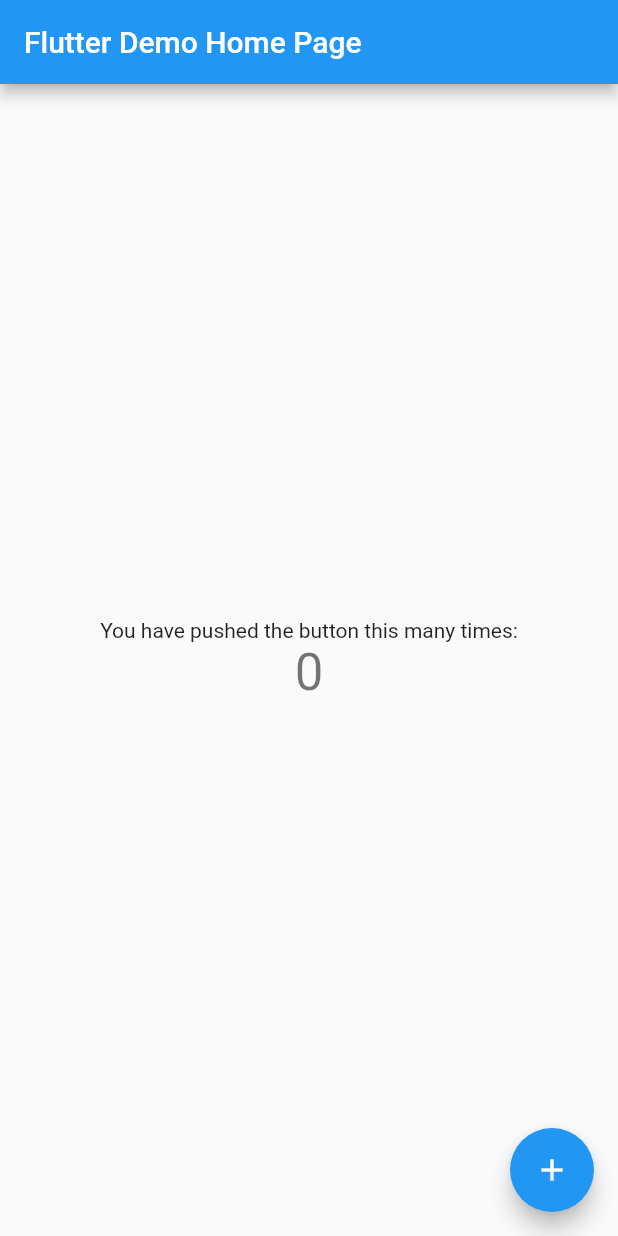
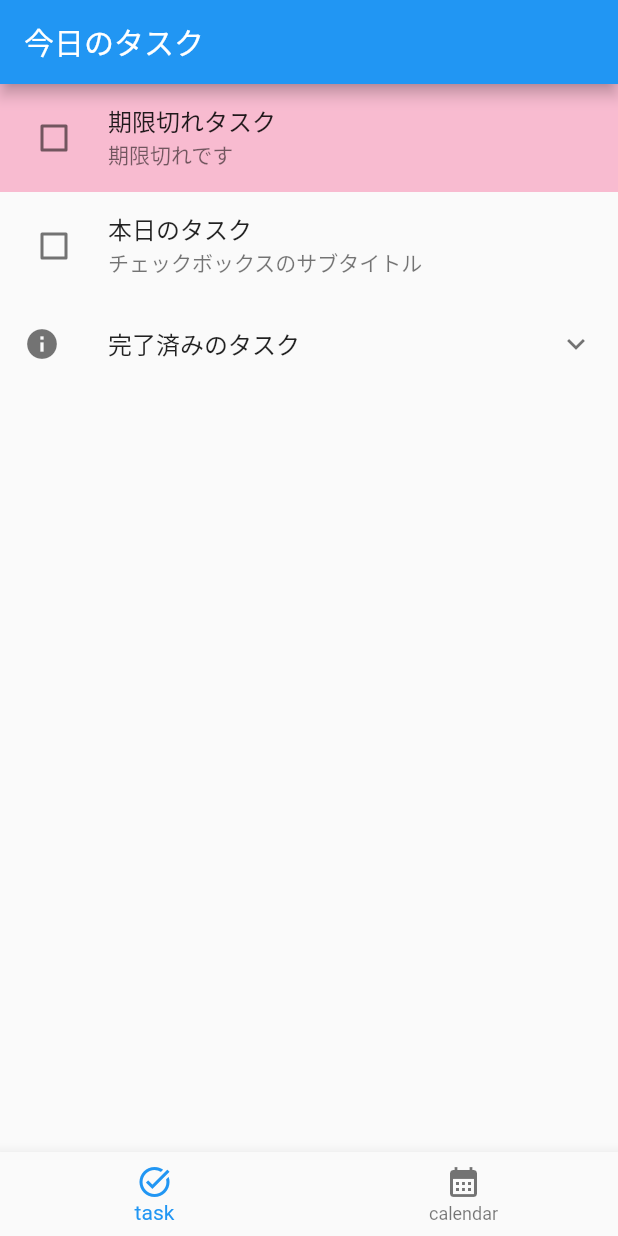
Before and after one commit to shoto-hatayama/todo_app, a Flutter app: the screen it shows after launch, on a phone screen of 412 x 824 dp. Run offline on Flutter 3.47's test engine with Material 2 defaults, Android fonts, the phone set to English and light mode, and no system bars.

Commit message:
【ホーム画面】 ・TODOのデザイン作成

```diff
--- a/lib/main.dart
+++ b/lib/main.dart
@@ -7,39 +7,20 @@
 class MyApp extends StatelessWidget {
   const MyApp({Key? key}) : super(key: key);
 
-  // This widget is the root of your application.
   @override
   Widget build(BuildContext context) {
     return MaterialApp(
       title: 'Flutter Demo',
       theme: ThemeData(
-        // This is the theme of your application.
-        //
-        // Try running your application with "flutter run". You'll see the
-        // application has a blue toolbar. Then, without quitting the app, try
-        // changing the primarySwatch below to Colors.green and then invoke
-        // "hot reload" (press "r" in the console where you ran "flutter run",
-        // or simply save your changes to "hot reload" in a Flutter IDE).
-        // Notice that the counter didn't reset back to zero; the application
-        // is not restarted.
         primarySwatch: Colors.blue,
       ),
-      home: const MyHomePage(title: 'Flutter Demo Home Page'),
+      home: const MyHomePage(title: '今日のタスク'),
     );
   }
 }
 
 class MyHomePage extends StatefulWidget {
   const MyHomePage({Key? key, required this.title}) : super(key: key);
-
-  // This widget is the home page of your application. It is stateful, meaning
-  // that it has a State object (defined below) that contains fields that affect
-  // how it looks.
-
-  // This class is the configuration for the state. It holds the values (in this
-  // case the title) provided by the parent (in this case the App widget) and
-  // used by the build method of the State. Fields in a Widget subclass are
-  // always marked "final".
 
   final String title;
 
@@ -48,69 +29,96 @@
 }
 
 class _MyHomePageState extends State<MyHomePage> {
-  int _counter = 0;
 
-  void _incrementCounter() {
+  bool isChecked = false;
+  int  _selectedIndex = 0;
+
+  void _handleCheckbox(value) {
     setState(() {
-      // This call to setState tells the Flutter framework that something has
-      // changed in this State, which causes it to rerun the build method below
-      // so that the display can reflect the updated values. If we changed
-      // _counter without calling setState(), then the build method would not be
-      // called again, and so nothing would appear to happen.
-      _counter++;
+      isChecked = value;
     });
+  }
+  void _onItemTapped(int value){
+    setState((){
+      _selectedIndex = value;
+  });
   }
 
   @override
   Widget build(BuildContext context) {
-    // This method is rerun every time setState is called, for instance as done
-    // by the _incrementCounter method above.
-    //
-    // The Flutter framework has been optimized to make rerunning build methods
-    // fast, so that you can just rebuild anything that needs updating rather
-    // than having to individually change instances of widgets.
+
     return Scaffold(
       appBar: AppBar(
-        // Here we take the value from the MyHomePage object that was created by
-        // the App.build method, and use it to set our appbar title.
         title: Text(widget.title),
       ),
-      body: Center(
-        // Center is a layout widget. It takes a single child and positions it
-        // in the middle of the parent.
-        child: Column(
-          // Column is also a layout widget. It takes a list of children and
-          // arranges them vertically. By default, it sizes itself to fit its
-          // children horizontally, and tries to be as tall as its parent.
-          //
-          // Invoke "debug painting" (press "p" in the console, choose the
-          // "Toggle Debug Paint" action from the Flutter Inspector in Android
-          // Studio, or the "Toggle Debug Paint" command in Visual Studio Code)
-          // to see the wireframe for each widget.
-          //
-          // Column has various properties to control how it sizes itself and
-          // how it positions its children. Here we use mainAxisAlignment to
-          // center the children vertically; the main axis here is the vertical
-          // axis because Columns are vertical (the cross axis would be
-          // horizontal).
-          mainAxisAlignment: MainAxisAlignment.center,
-          children: <Widget>[
-            const Text(
-              'You have pushed the button this many times:',
-            ),
-            Text(
-              '$_counter',
-              style: Theme.of(context).textTheme.headline4,
+      body:
+
+        Column(
+          children:
+            <Widget>
+          [
+            CheckboxListTile(
+          activeColor: Colors.blue,
+          title: const Text('期限切れタスク'),
+          subtitle: const Text('期限切れです'),
+          tileColor: Colors.pink[100],
+          controlAffinity: ListTileControlAffinity.leading,
+          value: isChecked,
+          onChanged: _handleCheckbox
+        ),
+        CheckboxListTile(
+          activeColor: Colors.blue,
+          title: const Text('本日のタスク'),
+          subtitle: const Text('チェックボックスのサブタイトル'),
+          controlAffinity: ListTileControlAffinity.leading,
+          value: isChecked,
+          onChanged: _handleCheckbox
+        ),
+        ExpansionTile(
+          title: const Text('完了済みのタスク'),
+          leading: const Icon(Icons.info),
+          children: [
+            Column(
+              children: <Widget> [
+                CheckboxListTile(
+                activeColor: Colors.blue,
+                title: const Text('完了したタスク'),
+                subtitle: const Text('完了'),
+                controlAffinity: ListTileControlAffinity.leading,
+                value: isChecked,
+                onChanged: _handleCheckbox
+        ),
+              ],
             ),
           ],
         ),
+        ]
+        ),
+
+        // ],
+        // ),
+      // ),
+      bottomNavigationBar:
+          BottomNavigationBar(items: const <BottomNavigationBarItem>[
+        BottomNavigationBarItem(
+            icon: Icon(Icons.task_alt),
+            activeIcon: Icon(Icons.task_alt),
+            label: 'task',
+            backgroundColor: Color.fromARGB(175, 72, 76, 77)),
+        BottomNavigationBarItem(
+            icon: Icon(Icons.calendar_month),
+            activeIcon: Icon(Icons.calendar_month),
+            label: 'calendar',
+            backgroundColor: Colors.lightBlue)
+      ],
+      onTap: _onItemTapped,
+      currentIndex: _selectedIndex
       ),
-
-      floatingActionButton: FloatingActionButton(
-        onPressed: _incrementCounter,
-        tooltip: 'Increment',
-        child: const Icon(Icons.add),
-      ), // This trailing comma makes auto-formatting nicer for build methods.
+      // floatingActionButton: FloatingActionButton(
+      //   onPressed: _incrementCounter,
+      //   tooltip: 'Increment',
+      //   child: const Icon(Icons.add),
+      // ), // This trailing comma makes auto-formatting nicer for build methods.
     );
   }
 }
```
